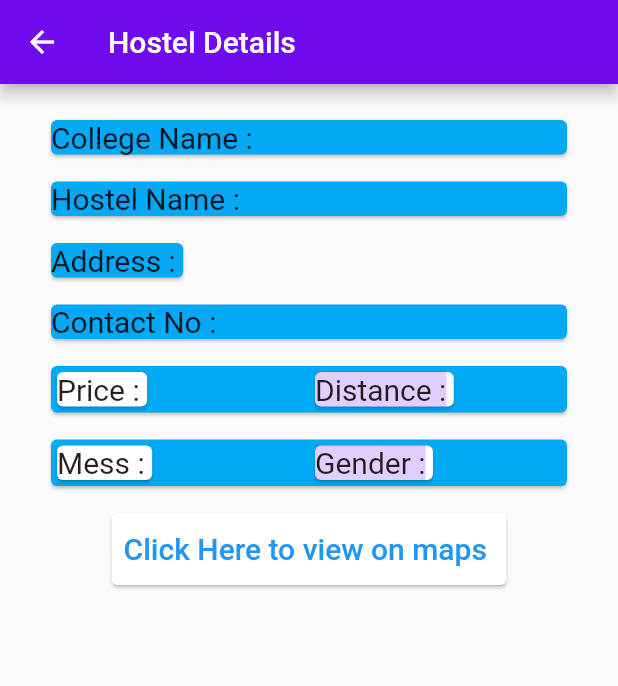
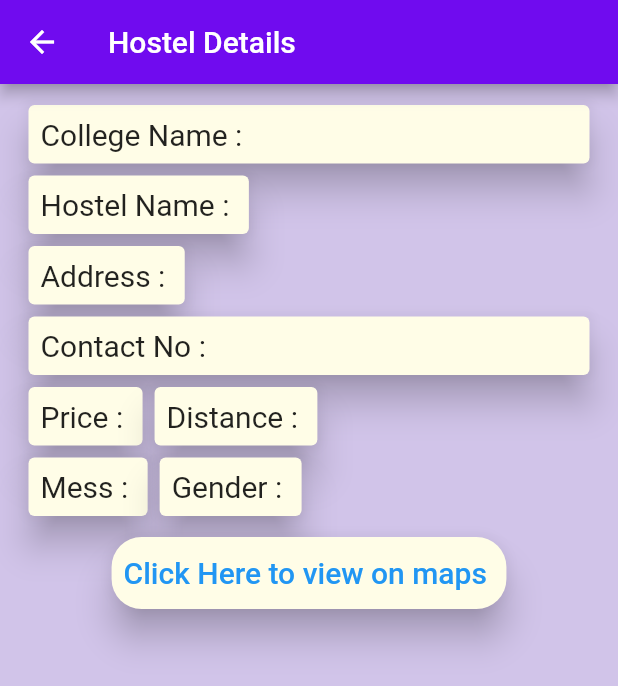
Before and after one commit to Sejal-Khilari/Hostafe, a Flutter app: the hosteldat screen opened directly with empty values, on a phone screen of 412 x 824 dp. Shown: the top 686 px of the screen. Run offline on Flutter 3.47's test engine with Material 2 defaults, Android fonts, the light colour scheme and no system bars; our stand-ins replace animated_splash_screen, carousel_slider, cloud_firestore, firebase_auth, firebase_core, fluttertoast and 1 more; accounts and stored records are empty.

Commit message:
info.dart

```diff
--- a/lib/screens/navigation/info.dart
+++ b/lib/screens/navigation/info.dart
@@ -120,6 +120,8 @@
 //   }
 // }
 
+import 'dart:ui';
+
 import 'package:cloud_firestore/cloud_firestore.dart';
 import 'package:flutter/cupertino.dart';
 import 'package:flutter/material.dart';
@@ -137,6 +139,7 @@ class _hosteldatState extends State<hosteldat> {
   @override
   Widget build(BuildContext context) {
     return Scaffold(
+      backgroundColor: Color(0xFFD1C4E9),
       appBar: AppBar(
         backgroundColor: Color(0xFF700bef),
         title: Text('Hostel Details '),
@@ -144,60 +147,20 @@ class _hosteldatState extends State<hosteldat> {
       body: Container(
         // padding: EdgeInsets.all(20),
         child: Padding(
-          padding: EdgeInsets.fromLTRB(30, 20, 30, 10),
+          padding: EdgeInsets.fromLTRB(15, 10, 15, 15),
           child: Column(
             mainAxisAlignment: MainAxisAlignment.start,
             crossAxisAlignment: CrossAxisAlignment.start,
             children: [
               Card(
-                // margin: EdgeInsets.fromLTRB(20, 20, 20, 0),
-                color: Colors.lightBlue,
+                elevation: 10,
+                color: Colors.yellow.shade50,
                 child: Row(
                   children: <Widget>[
-                    Text(
+                    Padding(
+                      padding: const EdgeInsets.all(8.0),
+                      child: Text(
                         'College Name : ' + widget.data!.get('clg_name'),
-                      style: TextStyle(
-                        fontSize: 20,
-                      ),
-                    ),
-                  ],
-                  // child:
-                ),
-              ),
-              SizedBox(
-                height: 10,
-              ),
-              Card(
-                // margin: EdgeInsets.fromLTRB(20, 20, 20, 0),
-                color: Colors.lightBlue,
-                child: Row(
-                  children: <Widget>[
-                    Text(
-                      'Hostel Name : ' + widget.data!.get('hostel_name'),
-                      style: TextStyle(
-                        fontSize: 20,
-                      ),
-                    ),
-                  ],
-                  // child:
-                ),
-              ),
-              SizedBox(
-                height: 10,
-              ),
-              Card(
-                // margin: EdgeInsets.fromLTRB(20, 20, 20, 0),
-                color: Colors.lightBlue,
-
-                child: FittedBox(
-                  fit: BoxFit.fitWidth,
-                  child: Row(
-                    children: <Widget>[
-                      FittedBox(
-                        fit: BoxFit.fitWidth,
-                        child: Text(
-                          'Address : ' + widget.data!.get('hostel_address'),
-                          overflow: TextOverflow.ellipsis,
                         style: TextStyle(
                           fontSize: 20,
                         ),
@@ -207,113 +170,150 @@ class _hosteldatState extends State<hosteldat> {
                   // child:
                 ),
               ),
+              // SizedBox(
+              //   height: 0,
+              // ),
+              Card(
+                elevation: 10,
+                color: Colors.yellow.shade50,
+                child: Padding(
+                  padding: const EdgeInsets.all(8.0),
+                  child: Text(
+                    'Hostel Name : ' + widget.data!.get('hostel_name'),
+
+                    style: TextStyle(
+                      fontSize: 20,
                     ),
-              SizedBox(
-                height: 10,
                   ),
+                ),
+              ),
+              // SizedBox(
+              //   height: 0.2,
+              // ),
               Card(
-                // margin: EdgeInsets.fromLTRB(20, 20, 20, 0),
-                color: Colors.lightBlue,
+                elevation: 10,
+                color: Colors.yellow.shade50,
+
+                child: Padding(
+                  padding: const EdgeInsets.all(8.0),
+                  child: Text(
+                    'Address : ' + widget.data!.get('hostel_address'),
+                    style: TextStyle(
+                      fontSize: 20,
+                    ),
+                  ),
+                ),
+              ),
+              // SizedBox(
+              //   height: 5,
+              // ),
+              Card(
+                elevation: 10,
+                color: Colors.yellow.shade50,
                 child: Row(
                   children: <Widget>[
-                    Text(
+                    Padding(
+                      padding: const EdgeInsets.all(8.0),
+                      child: Text(
                         'Contact No : ' + widget.data!.get('contact_no'),
                         style: TextStyle(
                           fontSize: 20,
+                        ),
                       ),
                     ),
                   ],
                   // child:
                 ),
               ),
-              SizedBox(
-                height: 10,
-              ),
-              Card(
-                // margin: EdgeInsets.fromLTRB(15, 15, 20, 0),
-                color: Colors.lightBlue,
-                child: Row(
+              // SizedBox(
+              //   height: 5,
+              // ),
+              Row(
                 mainAxisAlignment: MainAxisAlignment.start,
-                  crossAxisAlignment: CrossAxisAlignment.center,
+                //crossAxisAlignment: CrossAxisAlignment.center,
                 children: [
-                    Flexible(
-                      flex: 1,
-                      child: Row(
+                  Row(
                     mainAxisAlignment: MainAxisAlignment.start,
                     children: <Widget>[
                       Card(
+                        elevation: 10,
+                        color: Colors.yellow.shade50,
+                        child: Padding(
+                          padding: const EdgeInsets.all(8.0),
                           child: Text('Price : ' + widget.data!.get('price'),
                               style: TextStyle(
                                 fontSize: 20,
                               )),
                         ),
+                      ),
                     ],
                     // child:
                   ),
-                    ),
-                    Flexible(
-                      flex: 1,
-                      child: Card(
+                  Card(
+                    color: Colors.yellow.shade50,
+                    elevation: 10,
+                    child: Padding(
+                      padding: const EdgeInsets.all(8.0),
                       child: Text(
                         'Distance : ' + widget.data!.get('distance'),
                         style: TextStyle(
                             fontSize: 20,
-                              backgroundColor:
-                                  Color(0xFF700bef).withOpacity(0.2)),
+                            ),
                       ),
                     ),
                   ),
                 ],
               ),
-              ),
-              SizedBox(
-                height: 10,
-              ),
-              Card(
-                // margin: EdgeInsets.fromLTRB(15, 15, 20, 0),
-                color: Colors.lightBlue,
-                child: Row(
+              // SizedBox(
+              //   height: 5,
+              // ),
+              Row(
                 mainAxisAlignment: MainAxisAlignment.start,
                 crossAxisAlignment: CrossAxisAlignment.center,
                 children: [
-                    Flexible(
-                      flex: 1,
-                      child: Row(
+                  Row(
                     mainAxisAlignment: MainAxisAlignment.start,
                     children: <Widget>[
                       Card(
+                        elevation: 10,
+                        color: Colors.yellow.shade50,
+                        child: Padding(
+                          padding: const EdgeInsets.all(8.0),
                           child: Text('Mess : ' + widget.data!.get('mess'),
                               style: TextStyle(
                                 fontSize: 20,
                               )),
                         ),
+                      ),
                     ],
                     // child:
                   ),
-                    ),
-                    Flexible(
-                      flex: 1,
-                      child: Card(
+                  Card(
+                    color: Colors.yellow.shade50,
+                    elevation: 10,
+                    child: Padding(
+                      padding: const EdgeInsets.all(8.0),
                       child: Text(
                         'Gender : ' + widget.data!.get('gender'),
                         style: TextStyle(
                             fontSize: 20,
-                              backgroundColor:
-                                  Color(0xFF700bef).withOpacity(0.2)),
+                            ),
                       ),
                     ),
                   ),
                 ],
               ),
-              ),
-              SizedBox(
-                height: 10,
-              ),
+              // SizedBox(
+              //   height: 5,
+              // ),
               Row(
                 mainAxisAlignment: MainAxisAlignment.center,
                 children: <Widget>[
                   Card(
-                    // margin: EdgeInsets.all(20),
+                    margin: EdgeInsets.all(10),
+                    shape: RoundedRectangleBorder(borderRadius: BorderRadius.circular(20)),
+                    color: Colors.yellow.shade50,
+                    elevation: 10,
                     child: TextButton(
                       child: const Text(
                         'Click Here to view on maps ',
@@ -327,9 +327,9 @@ class _hosteldatState extends State<hosteldat> {
                   ),
                 ],
               ),
-              SizedBox(
-                height: 10,
-              ),
+              // SizedBox(
+              //   height: 5,
+              // ),
             ],
           ),
         ),
```
Also changed, not shown: 2 other files. Lines whose indentation alone changed are shown as unchanged.
